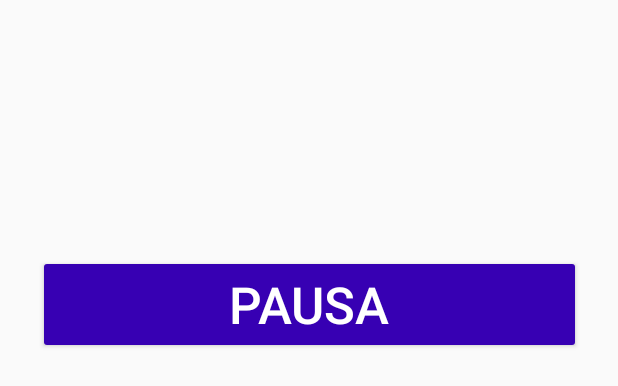
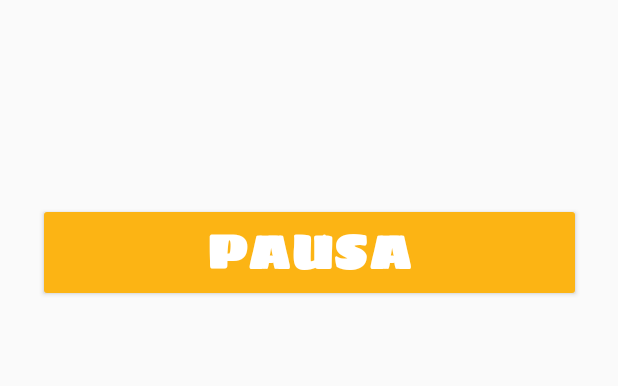
Before and after one commit to l-uda/app, an Android app: the layout fragment_button_answers.xml on its own in the app's theme, with its tools: preview values and no code run, on a phone screen of 412 x 824 dp. Shown: the top 386 px of the screen. Run offline under Robolectric (Android 15) with nearby library versions, the phone set to English and light mode, and no system bars.

Commit message:
version 0.2.1.6 risposte hanno layout orizzontale. da gestire ancora la griglia di 9 risposte. levato il tasto abort (reso invisibile) creati stili per bottoni e scritte...manca il secondo colore...per ora arancione e bianco minSdkVersion = 26 (per il resources.getFont)

```diff
--- a/app/src/main/java/iit/uvip/ludaApp/model/iState.kt
+++ b/app/src/main/java/iit/uvip/ludaApp/model/iState.kt
@@ -58,7 +58,7 @@ abstract class State(val fragment: MainFragment, val res:Resources) {
     open fun setComponentsVisibility(data:String){
 
         fragment.txtStatus.visibility    = View.VISIBLE
-        fragment.btAbort.visibility      = View.VISIBLE
+        fragment.btAbort.visibility      = View.INVISIBLE
 //        fragment.txtGroup.visibility     = View.VISIBLE
 //        fragment.txtUDA.visibility       = View.VISIBLE
 
@@ -312,7 +312,7 @@ class Paused(frg:MainFragment, res:Resources):State(frg,res){
     override fun setComponentsVisibility(data:String){
         super.setComponentsVisibility(data)
 
-        fragment.btAction2.visibility   = View.VISIBLE
+        fragment.btAction2.visibility   = View.INVISIBLE
         fragment.btAction2.text         = res.getString(R.string.text_ricomincia)
     }
 
@@ -345,7 +345,7 @@ class Restart(frg:MainFragment, res:Resources):State(frg,res){
 //14
 /*
 put(uda_id, WAIT_DATA, data)
-data = {"answer": " testo domanda", "input_type": v}
+data = {"question": " testo domanda", "input_type": v}
 
 con v :
 ""                  = tastiera alfanumerica
--- a/app/src/main/res/layout/fragment_button_answers.xml
+++ b/app/src/main/res/layout/fragment_button_answers.xml
@@ -7,12 +7,12 @@
 
     <TextView
         android:id="@+id/txtQuestion"
-        android:layout_width="538dp"
-        android:layout_height="78dp"
+        style="@style/TitleLabel"
+        android:layout_width="wrap_content"
+        android:layout_height="wrap_content"
         android:layout_marginTop="36dp"
         android:text=""
         android:textAlignment="center"
-        android:textSize="26sp"
         app:layout_constraintEnd_toEndOf="parent"
         app:layout_constraintHorizontal_bias="0.512"
         app:layout_constraintStart_toStartOf="parent"
@@ -20,11 +20,11 @@
 
     <LinearLayout
         android:id="@+id/layout"
-        android:layout_width="0dp"
+        android:layout_width="1000dp"
         android:layout_height="wrap_content"
         android:layout_marginTop="24dp"
         android:gravity="center"
-        android:orientation="vertical"
+        android:orientation="horizontal"
         app:layout_constraintEnd_toEndOf="parent"
         app:layout_constraintStart_toStartOf="parent"
         app:layout_constraintTop_toBottomOf="@+id/txtQuestion">
@@ -32,15 +32,12 @@
 
     <Button
         android:id="@+id/btPause"
-        style="@style/Widget.AppCompat.Button.Colored"
+        style="@style/ActiveButton"
         android:layout_width="362dp"
         android:layout_height="66dp"
         android:layout_marginTop="32dp"
         android:layout_marginBottom="16dp"
-        android:backgroundTint="@color/colorPrimaryDark"
         android:text="@string/action_started"
-        android:textColorLink="@color/colorPrimaryDark"
-        android:textSize="34sp"
         app:layout_constraintBottom_toBottomOf="parent"
         app:layout_constraintEnd_toEndOf="parent"
         app:layout_constraintStart_toStartOf="parent"
--- a/app/src/main/res/values/strings.xml
+++ b/app/src/main/res/values/strings.xml
@@ -26,7 +26,7 @@
     <string name="bt_action_label_stop">Interrompi</string>
 
 
-    <string name="status_start">\n\nCIAO!! Sei pronto per iniziare questa splendida avventura?\n\nPremi INIZIA per registrare il tuo dispositivo</string>
+    <string name="status_start">\nCIAO!! Sei pronto per iniziare questa splendida avventura?\n\nPremi INIZIA per registrare il tuo dispositivo</string>
     <string name="action_start">Inizia</string>
 
     <!--    messaggi stati -->
--- a/app/src/main/res/values/styles.xml
+++ b/app/src/main/res/values/styles.xml
@@ -12,4 +12,38 @@
         <item name="android:windowBackground">@drawable/splash_background</item>
     </style>
 
+    <style name="ActiveButton">
+        <item name="android:textStyle">bold</item>
+        <item name="android:fontFamily">@font/sigmar_one</item>
+        <item name="android:textColor">@android:color/white</item>
+        <item name="android:backgroundTint">@color/color1</item>
+        <item name="android:textSize">32sp</item>
+        <item name="android:padding">2dip</item>
+    </style>
+
+    <style name="AnswerButton">
+        <item name="android:textStyle">bold</item>
+        <item name="android:fontFamily">@font/rubik_medium</item>
+        <item name="android:textColor">@android:color/white</item>
+        <item name="android:backgroundTint">@color/color1</item>
+        <item name="android:textSize">28sp</item>
+        <item name="android:padding">2dip</item>
+    </style>
+
+    <style name="InfoLabel">
+        <item name="android:textStyle">normal</item>
+        <item name="android:fontFamily">@font/rubik_medium</item>
+        <item name="android:textColor">@color/color1</item>
+        <item name="android:textSize">28sp</item>
+        <item name="android:padding">2dip</item>
+    </style>
+
+    <style name="TitleLabel">
+        <item name="android:textStyle">normal</item>
+        <item name="android:fontFamily">@font/rubik_medium</item>
+        <item name="android:textColor">@color/color1</item>
+        <item name="android:textSize">32sp</item>
+        <item name="android:padding">2dip</item>
+    </style>
+
 </resources>
--- a/buildSrc/src/main/java/dependencies.kt
+++ b/buildSrc/src/main/java/dependencies.kt
@@ -2,10 +2,10 @@ object Configs {
 
     const val applicationId     = "iit.uvip.ludaApp"
     const val compileSdkVersion = 29
-    const val minSdkVersion     = 23
+    const val minSdkVersion     = 26
     const val targetSdkVersion  = 26
-    const val versionCode       = 5
-    const val versionName       = "0.2.0.5"
+    const val versionCode       = 6
+    const val versionName       = "0.2.1.6"
 }
 
 object Versions {
```
Also changed, not shown: app/src/main/java/iit/uvip/ludaApp/view/AnswerButtonsDF.kt (+11 -5 lines), app/src/main/res/layout/fragment_main.xml (+3 -8 lines), 27 other files.
